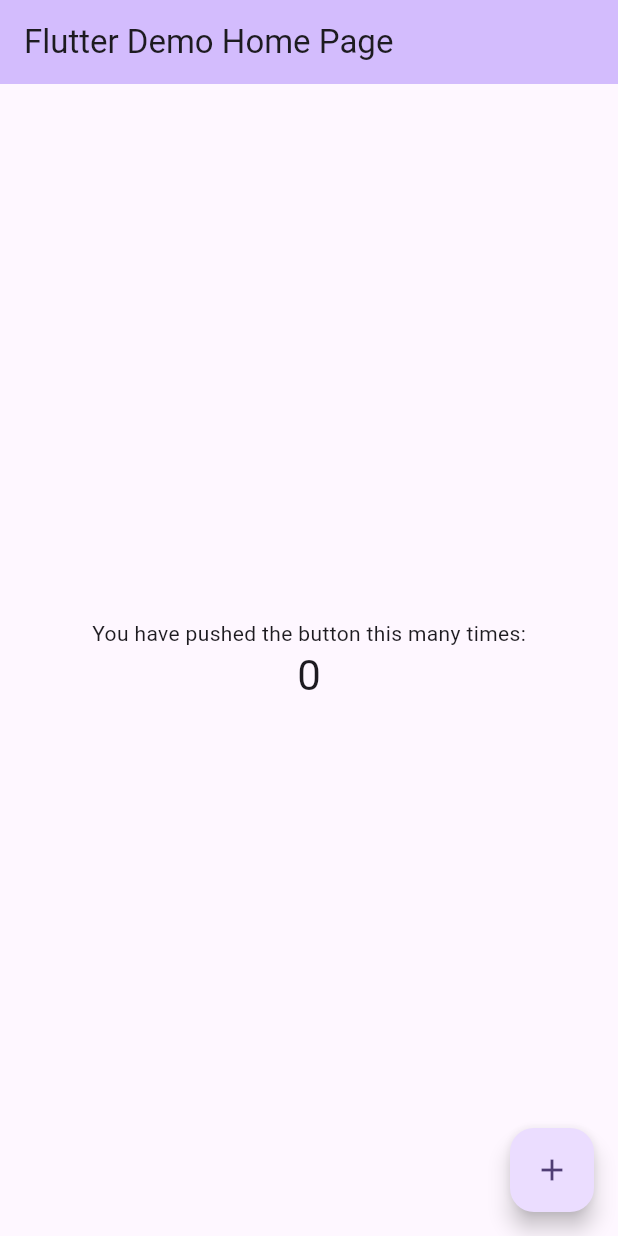
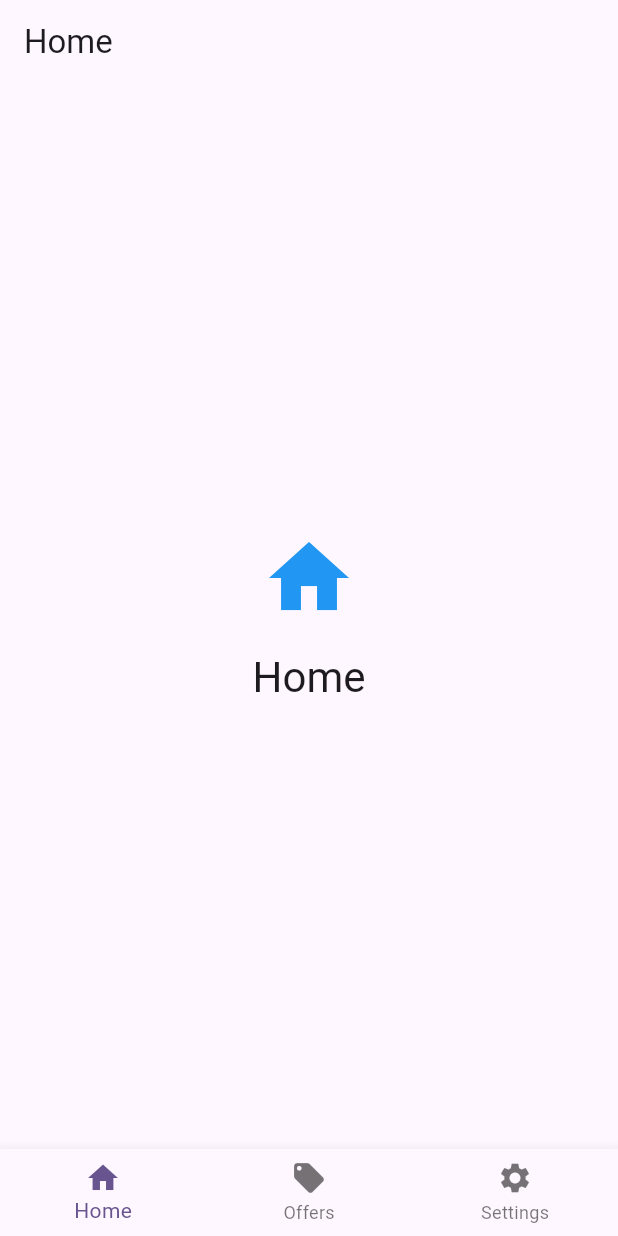
Before and after one commit to Recker4244/messenger, a Flutter app: the screen it shows after launch, on a phone screen of 412 x 824 dp. Run offline on Flutter 3.47's test engine with Material 3 defaults, Android fonts, the phone set to English and light mode, and no system bars; our stand-ins replace get_it, stacked, stacked_services.

Commit message:
feat: navigation and bottom nav bar

```diff
--- /dev/null
+++ b/lib/app_routes.dart
@@ -0,0 +1,37 @@
+import 'package:stacked/stacked.dart';
+import 'package:flutter/material.dart';
+import 'ui/views/home/home_view.dart';
+import 'ui/views/offers/offers_view.dart';
+import 'ui/views/settings/settings_view.dart';
+import 'ui/views/main_navigation/main_navigation_view.dart';
+
+class Routes {
+  static const String mainNavigation = '/';
+  static const String home = '/home';
+  static const String offers = '/offers';
+  static const String settings = '/settings';
+}
+
+class AppRouter extends RouterBase {
+  @override
+  List<RouteDef> get routes => [
+    RouteDef(Routes.mainNavigation, page: MainNavigationView),
+    RouteDef(Routes.home, page: HomeView),
+    RouteDef(Routes.offers, page: OffersView),
+    RouteDef(Routes.settings, page: SettingsView),
+  ];
+
+  @override
+  Map<Type, StackedRouteFactory> get pagesMap => {
+    MainNavigationView: (data) => MaterialPageRoute(
+      builder: (_) => const MainNavigationView(),
+      settings: data,
+    ),
+    HomeView: (data) =>
+        MaterialPageRoute(builder: (_) => const HomeView(), settings: data),
+    OffersView: (data) =>
+        MaterialPageRoute(builder: (_) => const OffersView(), settings: data),
+    SettingsView: (data) =>
+        MaterialPageRoute(builder: (_) => const SettingsView(), settings: data),
+  };
+}
--- a/lib/main.dart
+++ b/lib/main.dart
@@ -1,122 +1,30 @@
 import 'package:flutter/material.dart';
+import 'package:stacked_services/stacked_services.dart';
+import 'app_routes.dart';
+import 'locator.dart';
+import 'ui/views/main_navigation/main_navigation_view.dart';
 
 void main() {
+  setupLocator();
   runApp(const MyApp());
 }
 
 class MyApp extends StatelessWidget {
   const MyApp({super.key});
 
-  // This widget is the root of your application.
   @override
   Widget build(BuildContext context) {
+    final colorScheme = ColorScheme.fromSeed(seedColor: Colors.deepPurple);
     return MaterialApp(
-      title: 'Flutter Demo',
+      title: 'Messenger',
       theme: ThemeData(
-        // This is the theme of your application.
-        //
-        // TRY THIS: Try running your application with "flutter run". You'll see
-        // the application has a purple toolbar. Then, without quitting the app,
-        // try changing the seedColor in the colorScheme below to Colors.green
-        // and then invoke "hot reload" (save your changes or press the "hot
-        // reload" button in a Flutter-supported IDE, or press "r" if you used
-        // the command line to start the app).
-        //
-        // Notice that the counter didn't reset back to zero; the application
-        // state is not lost during the reload. To reset the state, use hot
-        // restart instead.
-        //
-        // This works for code too, not just values: Most code changes can be
-        // tested with just a hot reload.
-        colorScheme: .fromSeed(seedColor: Colors.deepPurple),
+        colorScheme: colorScheme,
+        // useMaterial3: true,
+        // scaffoldBackgroundColor: colorScheme.surface,
       ),
-      home: const MyHomePage(title: 'Flutter Demo Home Page'),
+      navigatorKey: StackedService.navigatorKey,
+      onGenerateRoute: AppRouter().onGenerateRoute,
+      home: const MainNavigationView(),
     );
   }
 }
-
-class MyHomePage extends StatefulWidget {
-  const MyHomePage({super.key, required this.title});
-
-  // This widget is the home page of your application. It is stateful, meaning
-  // that it has a State object (defined below) that contains fields that affect
-  // how it looks.
-
-  // This class is the configuration for the state. It holds the values (in this
-  // case the title) provided by the parent (in this case the App widget) and
-  // used by the build method of the State. Fields in a Widget subclass are
-  // always marked "final".
-
-  final String title;
-
-  @override
-  State<MyHomePage> createState() => _MyHomePageState();
-}
-
-class _MyHomePageState extends State<MyHomePage> {
-  int _counter = 0;
-
-  void _incrementCounter() {
-    setState(() {
-      // This call to setState tells the Flutter framework that something has
-      // changed in this State, which causes it to rerun the build method below
-      // so that the display can reflect the updated values. If we changed
-      // _counter without calling setState(), then the build method would not be
-      // called again, and so nothing would appear to happen.
-      _counter++;
-    });
-  }
-
-  @override
-  Widget build(BuildContext context) {
-    // This method is rerun every time setState is called, for instance as done
-    // by the _incrementCounter method above.
-    //
-    // The Flutter framework has been optimized to make rerunning build methods
-    // fast, so that you can just rebuild anything that needs updating rather
-    // than having to individually change instances of widgets.
-    return Scaffold(
-      appBar: AppBar(
-        // TRY THIS: Try changing the color here to a specific color (to
-        // Colors.amber, perhaps?) and trigger a hot reload to see the AppBar
-        // change color while the other colors stay the same.
-        backgroundColor: Theme.of(context).colorScheme.inversePrimary,
-        // Here we take the value from the MyHomePage object that was created by
-        // the App.build method, and use it to set our appbar title.
-        title: Text(widget.title),
-      ),
-      body: Center(
-        // Center is a layout widget. It takes a single child and positions it
-        // in the middle of the parent.
-        child: Column(
-          // Column is also a layout widget. It takes a list of children and
-          // arranges them vertically. By default, it sizes itself to fit its
-          // children horizontally, and tries to be as tall as its parent.
-          //
-          // Column has various properties to control how it sizes itself and
-          // how it positions its children. Here we use mainAxisAlignment to
-          // center the children vertically; the main axis here is the vertical
-          // axis because Columns are vertical (the cross axis would be
-          // horizontal).
-          //
-          // TRY THIS: Invoke "debug painting" (choose the "Toggle Debug Paint"
-          // action in the IDE, or press "p" in the console), to see the
-          // wireframe for each widget.
-          mainAxisAlignment: .center,
-          children: [
-            const Text('You have pushed the button this many times:'),
-            Text(
-              '$_counter',
-              style: Theme.of(context).textTheme.headlineMedium,
-            ),
-          ],
-        ),
-      ),
-      floatingActionButton: FloatingActionButton(
-        onPressed: _incrementCounter,
-        tooltip: 'Increment',
-        child: const Icon(Icons.add),
-      ),
-    );
-  }
-}
--- /dev/null
+++ b/lib/ui/viewmodels/home_viewmodel.dart
@@ -0,0 +1,10 @@
+import 'package:stacked/stacked.dart';
+
+class HomeViewModel extends BaseViewModel {
+  String _title = 'Home';
+  String get title => _title;
+
+  void initialize() {
+    // Initialize home view logic here
+  }
+}
--- /dev/null
+++ b/lib/ui/viewmodels/main_navigation_viewmodel.dart
@@ -0,0 +1,11 @@
+import 'package:stacked/stacked.dart';
+
+class MainNavigationViewModel extends BaseViewModel {
+  int _currentIndex = 0;
+  int get currentIndex => _currentIndex;
+
+  void setIndex(int index) {
+    _currentIndex = index;
+    notifyListeners();
+  }
+}
--- /dev/null
+++ b/lib/ui/viewmodels/offers_viewmodel.dart
@@ -0,0 +1,10 @@
+import 'package:stacked/stacked.dart';
+
+class OffersViewModel extends BaseViewModel {
+  String _title = 'Offers';
+  String get title => _title;
+
+  void initialize() {
+    // Initialize offers view logic here
+  }
+}
--- /dev/null
+++ b/lib/ui/viewmodels/settings_viewmodel.dart
@@ -0,0 +1,10 @@
+import 'package:stacked/stacked.dart';
+
+class SettingsViewModel extends BaseViewModel {
+  String _title = 'Settings';
+  String get title => _title;
+
+  void initialize() {
+    // Initialize settings view logic here
+  }
+}
--- /dev/null
+++ b/lib/ui/views/home/home_view.dart
@@ -0,0 +1,39 @@
+import 'package:flutter/material.dart';
+import 'package:stacked/stacked.dart';
+import '../../viewmodels/home_viewmodel.dart';
+
+class HomeView extends StatelessWidget {
+  const HomeView({super.key});
+
+  @override
+  Widget build(BuildContext context) {
+    return ViewModelBuilder<HomeViewModel>.reactive(
+      viewModelBuilder: () => HomeViewModel(),
+      onModelReady: (model) => model.initialize(),
+      builder: (context, model, child) {
+        return Scaffold(
+          appBar: AppBar(
+            title: const Text('Home'),
+          ),
+          body: Center(
+            child: Column(
+              mainAxisAlignment: MainAxisAlignment.center,
+              children: [
+                const Icon(
+                  Icons.home,
+                  size: 64,
+                  color: Colors.blue,
+                ),
+                const SizedBox(height: 16),
+                Text(
+                  model.title,
+                  style: Theme.of(context).textTheme.headlineMedium,
+                ),
+              ],
+            ),
+          ),
+        );
+      },
+    );
+  }
+}
--- /dev/null
+++ b/lib/ui/views/main_navigation/main_navigation_view.dart
@@ -0,0 +1,40 @@
+import 'package:flutter/material.dart';
+import 'package:stacked/stacked.dart';
+import '../../viewmodels/main_navigation_viewmodel.dart';
+import '../home/home_view.dart';
+import '../offers/offers_view.dart';
+import '../settings/settings_view.dart';
+
+class MainNavigationView extends StatelessWidget {
+  const MainNavigationView({super.key});
+
+  @override
+  Widget build(BuildContext context) {
+    return ViewModelBuilder<MainNavigationViewModel>.reactive(
+      viewModelBuilder: () => MainNavigationViewModel(),
+      builder: (context, model, child) {
+        return Scaffold(
+          body: IndexedStack(
+            index: model.currentIndex,
+            children: const [HomeView(), OffersView(), SettingsView()],
+          ),
+          bottomNavigationBar: BottomNavigationBar(
+            currentIndex: model.currentIndex,
+            onTap: (index) => model.setIndex(index),
+            items: const [
+              BottomNavigationBarItem(icon: Icon(Icons.home), label: 'Home'),
+              BottomNavigationBarItem(
+                icon: Icon(Icons.local_offer),
+                label: 'Offers',
+              ),
+              BottomNavigationBarItem(
+                icon: Icon(Icons.settings),
+                label: 'Settings',
+              ),
+            ],
+          ),
+        );
+      },
+    );
+  }
+}
--- a/pubspec.yaml
+++ b/pubspec.yaml
@@ -2,7 +2,7 @@ name: sivi_chat
 description: "A new Flutter project."
 # The following line prevents the package from being accidentally published to
 # pub.dev using `flutter pub publish`. This is preferred for private packages.
-publish_to: 'none' # Remove this line if you wish to publish to pub.dev
+publish_to: "none" # Remove this line if you wish to publish to pub.dev
 
 # The following defines the version and build number for your application.
 # A version number is three numbers separated by dots, like 1.2.43
@@ -34,6 +34,9 @@ dependencies:
   # The following adds the Cupertino Icons font to your application.
   # Use with the CupertinoIcons class for iOS style icons.
   cupertino_icons: ^1.0.8
+  get_it: ^7.6.4
+  stacked: ^3.4.3
+  stacked_services: ^1.6.0
 
 dev_dependencies:
   flutter_test:
@@ -51,7 +54,6 @@ dev_dependencies:
 
 # The following section is specific to Flutter packages.
 flutter:
-
   # The following line ensures that the Material Icons font is
   # included with your application, so that you can use the icons in
   # the material Icons class.
```
Also changed, not shown: lib/locator.dart (added, +10 -0 lines), lib/ui/views/offers/offers_view.dart (added, +39 -0 lines), lib/ui/views/settings/settings_view.dart (added, +39 -0 lines).
